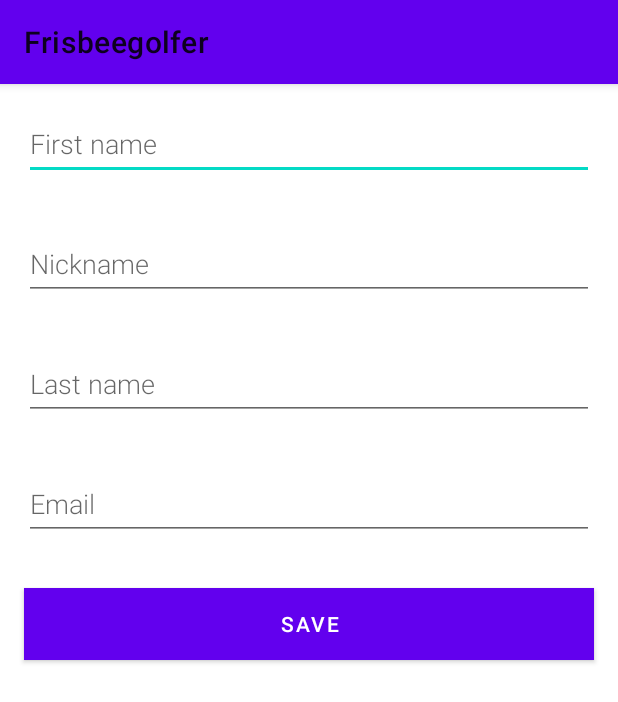
After one commit to efelantti/Frisbeegolfer, an Android app: the NewPlayerActivity screen opened directly, with no data from a screen before it, on a phone screen of 412 x 824 dp. The commit adds this screen. Shown: the top 702 px of the screen. Run offline under Robolectric (Android 15) with nearby library versions, the phone set to English and light mode, and no system bars.

Commit message:
Support for adding players and displaying them.

```diff
--- a/app/src/main/AndroidManifest.xml
+++ b/app/src/main/AndroidManifest.xml
@@ -9,7 +9,8 @@
         android:roundIcon="@mipmap/ic_launcher_round"
         android:supportsRtl="true"
         android:theme="@style/AppTheme">
-        <activity android:name=".MainActivity2"></activity>
+        <activity android:name=".NewPlayerActivity"></activity>
+        <activity android:name=".ActivityPlayers" />
         <activity android:name=".MainActivity">
             <intent-filter>
                 <action android:name="android.intent.action.MAIN" />
--- /dev/null
+++ b/app/src/main/java/fi/efelantti/frisbeegolfer/NewPlayerActivity.kt
@@ -0,0 +1,63 @@
+package fi.efelantti.frisbeegolfer
+
+import android.app.Activity
+import android.content.Intent
+import androidx.appcompat.app.AppCompatActivity
+import android.os.Bundle
+import android.text.TextUtils
+import android.widget.Button
+import android.widget.EditText
+import android.widget.Toast
+
+class NewPlayerActivity : AppCompatActivity() {
+
+    private lateinit var firstNameView: EditText
+    private lateinit var nickNameView: EditText
+    private lateinit var lastNameView: EditText
+    private lateinit var emailView: EditText
+
+    public override fun onCreate(savedInstanceState: Bundle?) {
+        super.onCreate(savedInstanceState)
+        setContentView(R.layout.activity_new_player)
+        firstNameView = findViewById(R.id.edit_first_name)
+        nickNameView = findViewById(R.id.edit_nickname)
+        lastNameView = findViewById(R.id.edit_last_name)
+        emailView = findViewById(R.id.edit_email)
+
+        //TODO - Add cancel button
+        val button = findViewById<Button>(R.id.button_save)
+
+        //TODO - Add validation for fields (do not allow to save duplicates). Only allow valid email addresses.
+        button.setOnClickListener {
+            val requiredFields: List<EditText> = listOf(firstNameView, lastNameView)
+            val replyIntent = Intent()
+            var allFieldsValid = true
+            for (field: EditText in requiredFields)
+            {
+                if(TextUtils.isEmpty(field.text.trim()))
+                {
+                    field.setError(getString(R.string.invalid_field,field.hint))
+
+                    allFieldsValid = false
+                }
+            }
+            if (allFieldsValid) {
+                val firstName = firstNameView.text.toString()
+                val nickName= nickNameView.text.toString()
+                val lastName= lastNameView.text.toString()
+                val email = emailView.text.toString()
+                replyIntent.putExtra("firstName", firstName)
+                replyIntent.putExtra("nickName", nickName)
+                replyIntent.putExtra("lastName", lastName)
+                replyIntent.putExtra("email", email)
+
+                setResult(Activity.RESULT_OK, replyIntent)
+                finish()
+            }
+            else
+            {
+                Toast.makeText(this, getString(R.string.error_message_requiredFields), Toast.LENGTH_SHORT).show()
+            }
+        }
+    }
+}
--- a/app/src/main/res/layout/activity_main.xml
+++ b/app/src/main/res/layout/activity_main.xml
@@ -37,6 +37,7 @@
         android:layout_marginStart="@dimen/button_margin_horizontal"
         android:layout_marginTop="@dimen/button_margin_between"
         android:layout_marginEnd="@dimen/button_margin_horizontal"
+        android:onClick="navigateToPlayers"
         android:text="@string/button_players_text"
         app:layout_constraintEnd_toEndOf="parent"
         app:layout_constraintHorizontal_bias="0.0"
--- /dev/null
+++ b/app/src/main/res/layout/activity_new_player.xml
@@ -0,0 +1,62 @@
+<LinearLayout xmlns:android="http://schemas.android.com/apk/res/android"
+    android:orientation="vertical"
+    android:layout_width="match_parent"
+    android:layout_height="match_parent">
+
+    <EditText
+        android:id="@+id/edit_first_name"
+        android:layout_width="match_parent"
+        android:layout_height="wrap_content"
+        android:minHeight="@dimen/min_height"
+        android:fontFamily="sans-serif-light"
+        android:hint="@string/hint_word_first_name"
+        android:layout_margin="@dimen/big_padding"
+        android:inputType="textPersonName"
+        android:autofillHints="AUTOFILL_HINT_NAME"
+        android:textSize="18sp" />
+
+    <EditText
+        android:id="@+id/edit_nickname"
+        android:layout_width="match_parent"
+        android:layout_height="wrap_content"
+        android:minHeight="@dimen/min_height"
+        android:fontFamily="sans-serif-light"
+        android:hint="@string/hint_word_nickname"
+        android:inputType="textPersonName"
+        android:layout_margin="@dimen/big_padding"
+        android:autofillHints="AUTOFILL_HINT_NAME"
+        android:textSize="18sp" />
+
+    <EditText
+        android:id="@+id/edit_last_name"
+        android:layout_width="match_parent"
+        android:layout_height="wrap_content"
+        android:minHeight="@dimen/min_height"
+        android:fontFamily="sans-serif-light"
+        android:hint="@string/hint_word_lastname"
+        android:inputType="textPersonName"
+        android:layout_margin="@dimen/big_padding"
+        android:autofillHints="AUTOFILL_HINT_NAME"
+        android:textSize="18sp" />
+
+    <EditText
+        android:id="@+id/edit_email"
+        android:layout_width="match_parent"
+        android:layout_height="wrap_content"
+        android:minHeight="@dimen/min_height"
+        android:fontFamily="sans-serif-light"
+        android:hint="@string/hint_word_email"
+        android:inputType="textEmailAddress"
+        android:layout_margin="@dimen/big_padding"
+        android:autofillHints="AUTOFILL_HINT_EMAIL_ADDRESS"
+        android:textSize="18sp" />
+
+    <Button
+        android:id="@+id/button_save"
+        android:layout_width="match_parent"
+        android:layout_height="wrap_content"
+        android:background="@color/colorPrimary"
+        android:text="@string/button_save"
+        android:layout_margin="@dimen/big_padding" />
+
+</LinearLayout>
--- a/app/src/main/res/values/dimens.xml
+++ b/app/src/main/res/values/dimens.xml
@@ -3,4 +3,7 @@
     <dimen name="button_margin_horizontal">16dp</dimen>
     <dimen name="button_margin_between">8dp</dimen>
     <dimen name="button_height">64dp</dimen>
+    <dimen name="big_padding">16dp</dimen>
+    <dimen name="min_height">48dp</dimen>
+    <dimen name="text_margin">16dp</dimen>
 </resources>
--- a/app/src/main/res/values/strings.xml
+++ b/app/src/main/res/values/strings.xml
@@ -1,8 +1,25 @@
-<resources>
+<resources xmlns:xliff="urn:oasis:names:tc:xliff:document:1.2">
     <string name="app_name">Frisbeegolfer</string>
     <string name="button_newRound_text">New Round</string>
     <string name="button_courses_text">Courses</string>
     <string name="button_players_text">Players</string>
     <string name="button_statistics_text">Statistics</string>
     <string name="button_settings_text">Settings</string>
+    <string name="add_player">Add player</string>
+    <string name="hint_word">First name</string>
+    <string name="button_save">Save</string>
+    <string name="empty_not_saved">Empty not saved.</string>
+    <string name="text_playerlistheader_firstname">First name</string>
+    <string name="text_playerlistheader_nickname">Nick name</string>
+    <string name="text_playerlistheader_lastname">Last name</string>
+    <string name="text_playerlistheader_email">Email</string>
+    <string name="fullname_with_nickname"><xliff:g id="first name" example="John">%1$s</xliff:g> \"<xliff:g id="nick name" example="Johnny">%2$s</xliff:g>\" <xliff:g id="last name" example="Smith">%3$s</xliff:g></string>
+    <string name="fullname_without_nickname"><xliff:g id="first name" example="John">%s</xliff:g> <xliff:g id="last name" example="Smith">%s</xliff:g></string>
+    <string name="email_descriptor">Email: <xliff:g id="email" example="example@example.com">%s</xliff:g></string>
+    <string name="hint_word_first_name">First name</string>
+    <string name="hint_word_nickname">Nickname</string>
+    <string name="hint_word_email">Email</string>
+    <string name="hint_word_lastname">Last name</string>
+    <string name="invalid_field">Please enter a valid <xliff:g id="Field name" example="First name">%1$s</xliff:g></string>
+    <string name="error_message_requiredFields">Please fill in at least first name and last name.</string>
 </resources>
--- a/app/src/main/res/values/styles.xml
+++ b/app/src/main/res/values/styles.xml
@@ -1,6 +1,6 @@
 <resources>
     <!-- Base application theme. -->
-    <style name="AppTheme" parent="Theme.AppCompat.Light.DarkActionBar">
+    <style name="AppTheme" parent="Theme.MaterialComponents.DayNight">
         <!-- Customize your theme here. -->
         <item name="colorPrimary">@color/colorPrimary</item>
         <item name="colorPrimaryDark">@color/colorPrimaryDark</item>
```
Also changed, not shown: app/build.gradle (+14 -0 lines), app/src/main/java/fi/efelantti/frisbeegolfer/ActivityPlayers.kt (added, +57 -0 lines), app/src/main/java/fi/efelantti/frisbeegolfer/FrisbeegolferRoomDatabase.kt (+31 -2 lines), app/src/main/java/fi/efelantti/frisbeegolfer/MainActivity.kt (+8 -0 lines), app/src/main/java/fi/efelantti/frisbeegolfer/Player.kt (+5 -5 lines), app/src/main/java/fi/efelantti/frisbeegolfer/PlayerListAdapter.kt (added, +48 -0 lines), app/src/main/java/fi/efelantti/frisbeegolfer/PlayerViewModel.kt (added, +30 -0 lines), app/src/main/java/fi/efelantti/frisbeegolfer/Repository.kt (added, +16 -0 lines), app/src/main/java/fi/efelantti/frisbeegolfer/dummy/DummyContent.kt (added, +57 -0 lines), app/src/main/res/drawable/ic_baseline_add_24.xml (added, +10 -0 lines), app/src/main/res/layout/add_items.xml (added, +29 -0 lines), app/src/main/res/layout/recyclerview_item.xml (added, +26 -0 lines).
